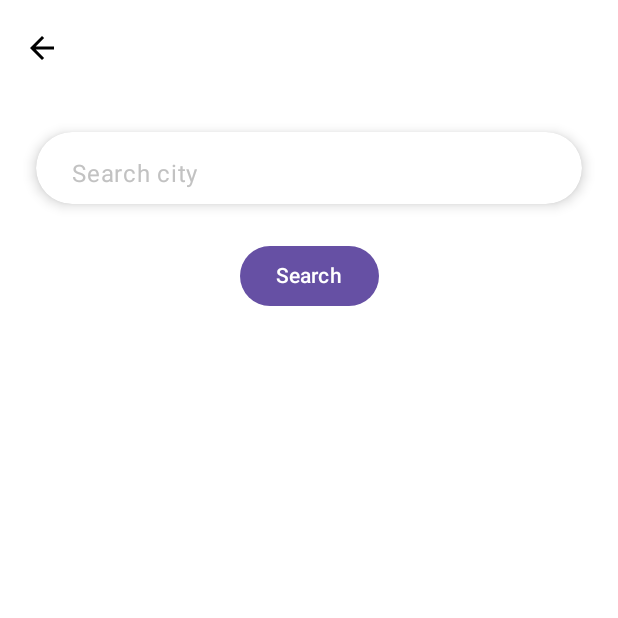
After one commit to doaa-abdelkarim/Weather, an Android app built with Jetpack Compose: the SearchCityScreen screen opened through its navigation route, on a phone screen of 412 x 824 dp, the top half of it. The commit adds this screen. Run offline under Robolectric (Android 15) with nearby library versions, the phone set to English and light mode, and no system bars; our stand-ins replace Dagger/Hilt's generated code, window size class; pictures from the network do not load.

Commit message:
[ADD] Search city story - part1

```diff
--- a/app/src/main/java/com/example/weather/constants/enum/Unit.kt
+++ b/app/src/main/java/com/example/weather/constants/enum/MeasurementUnit.kt
@@ -1,6 +1,6 @@
 package com.example.weather.constants.enum
 
-enum class Unit(val value: String) {
+enum class MeasurementUnit(val value: String) {
     STANDARD("standard"),
     METRIC("metric"),
     IMPERIAL("imperial ")
--- a/app/src/main/java/com/example/weather/features/home/screens/HomeScreen.kt
+++ b/app/src/main/java/com/example/weather/features/home/screens/HomeScreen.kt
@@ -28,11 +28,11 @@ import com.example.core.extensions.findActivity
 import com.example.core.utils.LocationUtil
 import com.example.weather.R
 import com.example.weather.common.RequestPermission
-import com.example.weather.constants.enum.Unit
+import com.example.weather.constants.enum.MeasurementUnit
 import com.example.weather.features.home.intents.ListForecastIntent
 import com.example.weather.features.home.viewmodels.HomeViewModel
 import com.example.weather.features.home.widgets.ListForecast
-import com.example.weather.features.home.widgets.SectionCurrentWeather
+import com.example.weather.features.home.widgets.SectionWeather
 import com.example.weather.features.home.widgets.SectionSearchCity
 import com.google.accompanist.permissions.ExperimentalPermissionsApi
 
@@ -40,6 +40,7 @@ import com.google.accompanist.permissions.ExperimentalPermissionsApi
 @Composable
 fun HomeScreen(
     homeViewModel: HomeViewModel = hiltViewModel(),
+    navigateTpSearchCityScreen: () -> Unit,
 ) {
     val context = LocalContext.current
     Scaffold(
@@ -57,8 +58,8 @@ fun HomeScreen(
             initialContent = { onRequestPermission ->
                 Column(
                     modifier = Modifier
-                        .fillMaxSize()
-                        .padding(50.dp),
+                        .padding(innerPadding)
+                        .fillMaxSize(),
                     verticalArrangement = Arrangement.Center,
                     horizontalAlignment = Alignment.CenterHorizontally
                 ) {
@@ -78,10 +79,10 @@ fun HomeScreen(
                         .padding(innerPadding)
                         .fillMaxSize(),
                 ) {
-                    SectionSearchCity()
-                    SectionCurrentWeather(
+                    SectionSearchCity(navigateTpSearchCityScreen = navigateTpSearchCityScreen)
+                    SectionWeather(
                         modifier = Modifier.fillMaxHeight(0.3f),
-                        currentWeatherState = homeViewModel.currentWeather.collectAsState().value
+                        weatherState = homeViewModel.currentWeather.collectAsState().value
                     )
                     ListForecast(
                         nextFiveDaysForecastState =
@@ -94,14 +95,14 @@ fun HomeScreen(
                     homeViewModel.getCurrentWeather(
                         lat = location.latitude,
                         lng = location.longitude,
-                        units = Unit.METRIC.value
+                        units = MeasurementUnit.METRIC.value
                     )
 
                     homeViewModel.listForecastIntent.value =
                         ListForecastIntent.GetNextFiveDaysForecast(
                             lat = location.latitude,
                             lng = location.longitude,
-                            units = Unit.METRIC.value
+                            units = MeasurementUnit.METRIC.value
                         )
 
                 }
--- a/app/src/main/java/com/example/weather/features/home/viewmodels/HomeViewModel.kt
+++ b/app/src/main/java/com/example/weather/features/home/viewmodels/HomeViewModel.kt
@@ -56,11 +56,11 @@ class HomeViewModel @Inject constructor(
 
     private fun processIntent() {
         viewModelScope.launch {
-            _nextFiveDaysForecast.value = UIState.Loading
             listForecastIntent.collect {
                 when (it) {
                     is ListForecastIntent.Idle -> {}
-                    is ListForecastIntent.GetNextFiveDaysForecast ->
+                    is ListForecastIntent.GetNextFiveDaysForecast -> {
+                        _nextFiveDaysForecast.value = UIState.Loading
                         _nextFiveDaysForecast.value = try {
                             UIState.Data(
                                 data = baseWeatherRepository.getNextFiveDaysForecast(
@@ -80,6 +80,7 @@ class HomeViewModel @Inject constructor(
                         } catch (e: Exception) {
                             UIState.Error(error = e)
                         }
+                    }
                 }.exhaustive
             }
         }
--- a/app/src/main/java/com/example/weather/features/home/widgets/ListForecast.kt
+++ b/app/src/main/java/com/example/weather/features/home/widgets/ListForecast.kt
@@ -42,7 +42,12 @@ fun ListForecast(
             )
         )
         when (nextFiveDaysForecastState) {
-            is UIState.Initial, UIState.Loading -> {
+            is UIState.Initial -> {
+                Box(
+                    modifier = Modifier.fillMaxSize(),
+                ) {}
+            }
+            is UIState.Loading -> {
                 Box(
                     modifier = Modifier.fillMaxSize(),
                     contentAlignment = Alignment.Center,
--- a/app/src/main/java/com/example/weather/features/home/widgets/SectionSearchCity.kt
+++ b/app/src/main/java/com/example/weather/features/home/widgets/SectionSearchCity.kt
@@ -18,14 +18,13 @@ import com.example.weather.R
 import com.example.weather.ui.theme.pureBlue
 
 @Composable
-fun SectionSearchCity(
-) {
+fun SectionSearchCity(navigateTpSearchCityScreen: () -> Unit) {
     Row(
         modifier = Modifier
             .padding(
                 horizontal = dimensionResource(R.dimen.spacing_small),
             )
-            .clickable { },
+            .clickable { navigateTpSearchCityScreen() },
     ) {
         Icon(
             imageVector = Icons.Default.Search,
--- /dev/null
+++ b/app/src/main/java/com/example/weather/features/search/SearchCityScreen.kt
@@ -0,0 +1,107 @@
+package com.example.weather.features.search
+
+import androidx.compose.foundation.layout.Column
+import androidx.compose.foundation.layout.fillMaxSize
+import androidx.compose.foundation.layout.padding
+import androidx.compose.material.icons.Icons
+import androidx.compose.material.icons.automirrored.filled.ArrowBack
+import androidx.compose.material3.Button
+import androidx.compose.material3.ExperimentalMaterial3Api
+import androidx.compose.material3.Icon
+import androidx.compose.material3.IconButton
+import androidx.compose.material3.Scaffold
+import androidx.compose.material3.Text
+import androidx.compose.material3.TopAppBar
+import androidx.compose.material3.TopAppBarDefaults.topAppBarColors
+import androidx.compose.runtime.Composable
+import androidx.compose.runtime.collectAsState
+import androidx.compose.runtime.getValue
+import androidx.compose.runtime.mutableStateOf
+import androidx.compose.runtime.remember
+import androidx.compose.runtime.setValue
+import androidx.compose.ui.Alignment
+import androidx.compose.ui.Modifier
+import androidx.compose.ui.res.dimensionResource
+import androidx.compose.ui.res.stringResource
+import androidx.compose.ui.text.TextStyle
+import androidx.hilt.navigation.compose.hiltViewModel
+import com.example.weather.R
+import com.example.weather.constants.enum.MeasurementUnit
+import com.example.weather.features.home.widgets.SectionWeather
+import com.example.weather.features.search.viewmodels.SearchCountryViewModel
+import com.example.weather.features.search.widgets.SearchBar
+import com.example.weather.ui.theme.black
+import com.example.weather.ui.theme.strongPink
+import com.example.weather.ui.theme.white
+
+@OptIn(ExperimentalMaterial3Api::class)
+@Composable
+fun SearchCityScreen(
+    searchCountryViewModel: SearchCountryViewModel = hiltViewModel(),
+    navigateBack: () -> Unit,
+) {
+    var isInputValid by remember { mutableStateOf(true) }
+    Scaffold(
+        topBar = {
+            TopAppBar(
+                title = {},
+                colors = topAppBarColors(
+                    containerColor = white,
+                    navigationIconContentColor = black
+                ),
+                navigationIcon = {
+                    IconButton(onClick = navigateBack) {
+                        Icon(
+                            imageVector = Icons.AutoMirrored.Filled.ArrowBack,
+                            contentDescription = "Localized description"
+                        )
+                    }
+                }
+            )
+        }
+    ) { innerPadding ->
+        Column(
+            modifier = Modifier
+                .padding(innerPadding)
+                .padding(
+                    horizontal = dimensionResource(R.dimen.spacing_large),
+                )
+                .fillMaxSize(),
+        ) {
+            SearchBar(
+                modifier = Modifier.padding(
+                    top = dimensionResource(R.dimen.spacing_large)
+                ),
+                hint = stringResource(R.string.search_city),
+                onSearch = { text -> searchCountryViewModel.updateCountryName(text = text) }
+            )
+            if (!isInputValid)
+                Text(
+                    modifier = Modifier.padding(top = dimensionResource(R.dimen.spacing_small)),
+                    text = stringResource(R.string.please_enter_country_name),
+                    style = TextStyle(color = strongPink)
+                )
+            Button(
+                modifier = Modifier
+                    .padding(top = dimensionResource(R.dimen.spacing_normal))
+                    .align(Alignment.CenterHorizontally),
+                onClick = {
+                    if (searchCountryViewModel.countryName.value.isEmpty()) {
+                        isInputValid = false
+                    } else {
+                        isInputValid = true
+                        searchCountryViewModel.getCountryWeather(
+                            units = MeasurementUnit.METRIC.value
+                        )
+                    }
+                }
+            ) {
+                Text(stringResource(R.string.search))
+            }
+            SectionWeather(
+                modifier = Modifier.padding(top = dimensionResource(R.dimen.spacing_xlarge)),
+                weatherState = searchCountryViewModel.countryWeather.collectAsState().value
+            )
+        }
+    }
+}
--- /dev/null
+++ b/app/src/main/java/com/example/weather/features/search/viewmodels/SearchCountryViewModel.kt
@@ -0,0 +1,48 @@
+package com.example.weather.features.search.viewmodels
+
+import androidx.lifecycle.ViewModel
+import androidx.lifecycle.viewModelScope
+import com.example.domain.entities.Weather
+import com.example.domain.repositories.BaseWeatherRepository
+import com.example.weather.common.UIState
+import dagger.hilt.android.lifecycle.HiltViewModel
+import kotlinx.coroutines.flow.MutableStateFlow
+import kotlinx.coroutines.flow.asStateFlow
+import kotlinx.coroutines.launch
+import javax.inject.Inject
+
+@HiltViewModel
+class SearchCountryViewModel @Inject constructor(
+    private val baseWeatherRepository: BaseWeatherRepository,
+) : ViewModel() {
+
+    private val _countryName = MutableStateFlow<String>("")
+    val countryName = _countryName.asStateFlow()
+
+    private val _countryWeather = MutableStateFlow<UIState<Weather>>(UIState.Initial)
+    val countryWeather = _countryWeather.asStateFlow()
+
+
+    fun updateCountryName(text: String) {
+        _countryName.value = text
+    }
+
+    fun getCountryWeather(
+        units: String
+    ) {
+        viewModelScope.launch {
+            _countryWeather.value = UIState.Loading
+            _countryWeather.value = try {
+                UIState.Data(
+                    data = baseWeatherRepository.getCountryWeather(
+                        countryName = _countryName.value,
+                        units = units
+                    )
+                )
+            } catch (e: Exception) {
+                UIState.Error(error = e)
+            }
+        }
+    }
+
+}
--- /dev/null
+++ b/app/src/main/java/com/example/weather/features/search/widgets/SearchBar.kt
@@ -0,0 +1,69 @@
+package com.example.weather.features.search.widgets
+
+import androidx.compose.foundation.background
+import androidx.compose.foundation.layout.Box
+import androidx.compose.foundation.layout.fillMaxWidth
+import androidx.compose.foundation.layout.padding
+import androidx.compose.foundation.shape.CircleShape
+import androidx.compose.foundation.text.BasicTextField
+import androidx.compose.material3.Text
+import androidx.compose.runtime.Composable
+import androidx.compose.runtime.getValue
+import androidx.compose.runtime.mutableStateOf
+import androidx.compose.runtime.remember
+import androidx.compose.runtime.setValue
+import androidx.compose.ui.Modifier
+import androidx.compose.ui.draw.shadow
+import androidx.compose.ui.focus.onFocusChanged
+import androidx.compose.ui.res.dimensionResource
+import androidx.compose.ui.text.TextStyle
+import androidx.compose.ui.unit.dp
+import com.example.weather.R
+import com.example.weather.ui.theme.black
+import com.example.weather.ui.theme.lightGray
+import com.example.weather.ui.theme.white
+
+@Composable
+fun SearchBar(
+    modifier: Modifier = Modifier,
+    hint: String = "",
+    onSearch: (String) -> Unit = {}
+) {
+    var text by remember { mutableStateOf("") }
+    var isHintDisplayed by remember { mutableStateOf(hint != "") }
+
+    Box(modifier = modifier) {
+        BasicTextField(
+            value = text,
+            onValueChange = {
+                text = it
+                onSearch(it)
+            },
+            maxLines = 1,
+            singleLine = true,
+            textStyle = TextStyle(color = black),
+            modifier = Modifier
+                .fillMaxWidth()
+                .shadow(5.dp, CircleShape)
+                .background(white, CircleShape)
+                .padding(
+                    horizontal = dimensionResource(R.dimen.spacing_large),
+                    vertical = dimensionResource(R.dimen.spacing_normal)
+                )
+                .onFocusChanged {
+                    isHintDisplayed = !it.isFocused && text.isEmpty()
+                }
+        )
+        if (isHintDisplayed) {
+            Text(
+                text = hint,
+                color = lightGray,
+                modifier = Modifier
+                    .padding(
+                        horizontal = dimensionResource(R.dimen.spacing_large),
+                        vertical = dimensionResource(R.dimen.spacing_normal)
+                    )
+            )
+        }
+    }
+}
--- a/app/src/main/java/com/example/weather/navigation/NavGraph.kt
+++ b/app/src/main/java/com/example/weather/navigation/NavGraph.kt
@@ -5,7 +5,9 @@ import androidx.navigation.compose.NavHost
 import androidx.navigation.compose.composable
 import androidx.navigation.compose.rememberNavController
 import com.example.weather.features.home.screens.HomeScreen
+import com.example.weather.features.search.SearchCityScreen
 import com.example.weather.navigation.Screen.Home
+import com.example.weather.navigation.Screen.SearchCity
 
 @Composable
 fun SetupNavGraph() {
@@ -15,7 +17,13 @@ fun SetupNavGraph() {
         startDestination = Home
     ) {
         composable<Home> {
-            HomeScreen()
+            HomeScreen(navigateTpSearchCityScreen = { navController.navigate(route = SearchCity) })
+        }
+
+        composable<SearchCity> {
+            SearchCityScreen(
+                navigateBack = { navController.popBackStack() }
+            )
         }
     }
 }
--- a/app/src/main/java/com/example/weather/navigation/Screen.kt
+++ b/app/src/main/java/com/example/weather/navigation/Screen.kt
@@ -6,4 +6,6 @@ import kotlinx.serialization.Serializable
 sealed class Screen {
     @Serializable
     data object Home : Screen()
+    @Serializable
+    data object SearchCity : Screen()
 }
--- a/app/src/main/java/com/example/weather/ui/theme/Color.kt
+++ b/app/src/main/java/com/example/weather/ui/theme/Color.kt
@@ -17,3 +17,4 @@ val softRed = Color(0xFFEB6E4B)
 val veryDarkGray = Color(0xFF717171)
 val strongPink = Color(0xFFD60B41)
 val pureBlue = Color(0xFF0090FF)
+val lightGray = Color(0xFFC2C2C2)
--- a/app/src/main/res/values/dimens.xml
+++ b/app/src/main/res/values/dimens.xml
@@ -4,6 +4,7 @@
     <dimen name="spacing_small">8dp</dimen>
     <dimen name="spacing_normal">16dp</dimen>
     <dimen name="spacing_large">24dp</dimen>
+    <dimen name="spacing_xlarge">32dp</dimen>
 
     <!--    View size-->
     <dimen name="view_size_64dp">64dp</dimen>
--- a/app/src/main/res/values/strings.xml
+++ b/app/src/main/res/values/strings.xml
@@ -11,4 +11,5 @@
     <string name="to_use_this_app_functionalities_you_need_to_give_us_the_permission">To use this app\'s functionalities, you need to give us the permission.</string>
     <string name="permission_request">Permission Request</string>
     <string name="give_permission">Give Permission</string>
+    <string name="please_enter_country_name">Please enter country name</string>
 </resources>
--- a/data/src/main/java/com/example/data/remote/apis/WeatherAPI.kt
+++ b/data/src/main/java/com/example/data/remote/apis/WeatherAPI.kt
@@ -20,4 +20,10 @@ interface WeatherAPI {
         @Query("lon") lng: Double,
         @Query("units") units: String
     ): RemoteForecast
+
+    @GET("weather")
+    suspend fun getCountryWeather(
+        @Query("q") countryName: String,
+        @Query("units") units: String
+    ): RemoteWeather
 }
--- a/domain/src/main/java/com/example/domain/repositories/BaseWeatherRepository.kt
+++ b/domain/src/main/java/com/example/domain/repositories/BaseWeatherRepository.kt
@@ -14,4 +14,9 @@ interface BaseWeatherRepository {
         lng: Double,
         units: String
     ): List<Weather>
+
+    suspend fun getCountryWeather(
+        countryName: String,
+        units: String
+    ): Weather
 }
```
Also changed, not shown: app/src/main/java/com/example/weather/features/home/widgets/SectionWeather.kt (renamed from app/src/main/java/com/example/weather/features/home/widgets/SectionCurrentWeather.kt, +17 -11 lines), data/src/main/java/com/example/data/repositories/WeatherRepository.kt (+10 -0 lines), 2 other files.
